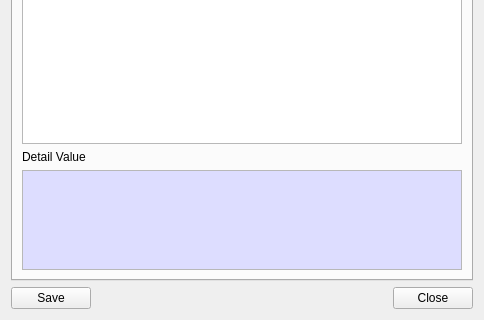
The window that BerEditor/cert_info_dlg.ui (jykim74/BerEditor) describes before a commit, drawn with Qt 5; both pictures show x 0 to 484 and y 196 to 516 of the 484 by 516 pixel window.
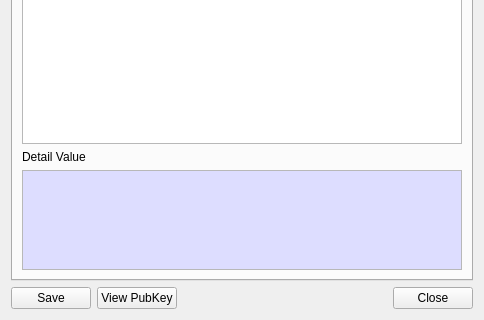
The same window after the commit.

```diff
--- a/BerEditor/cert_info_dlg.ui
+++ b/BerEditor/cert_info_dlg.ui
@@ -483,6 +483,13 @@
        </property>
       </widget>
      </item>
+     <item row="0" column="1">
+      <widget class="QPushButton" name="mViewPubKeyBtn">
+       <property name="text">
+        <string>View PubKey</string>
+       </property>
+      </widget>
+     </item>
     </layout>
    </item>
   </layout>
```
